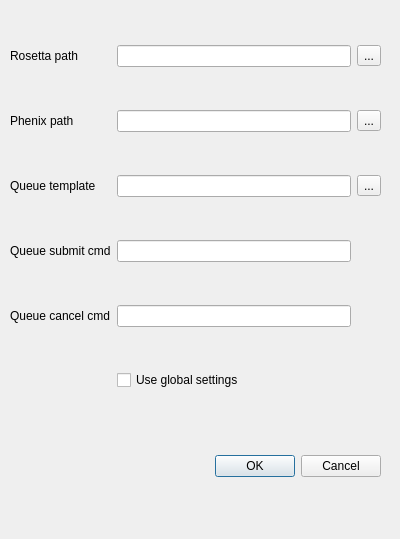
This is rosem/settings.ui in fmi-basel/RosEM as Qt 5 draws it before an edit. The edited form follows.
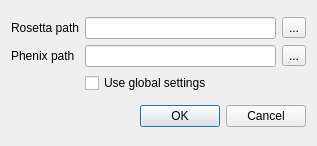
This is the edited form.

The edit to the form file:
```diff
--- a/rosem/settings.ui
+++ b/rosem/settings.ui
@@ -6,46 +6,16 @@
    <rect>
     <x>0</x>
     <y>0</y>
-    <width>400</width>
-    <height>539</height>
+    <width>317</width>
+    <height>146</height>
    </rect>
   </property>
   <property name="windowTitle">
    <string>Dialog</string>
   </property>
-  <widget class="QDialogButtonBox" name="buttonBox">
-   <property name="geometry">
-    <rect>
-     <x>40</x>
-     <y>450</y>
-     <width>341</width>
-     <height>32</height>
-    </rect>
-   </property>
-   <property name="orientation">
-    <enum>Qt::Horizontal</enum>
-   </property>
-   <property name="standardButtons">
-    <set>QDialogButtonBox::Cancel|QDialogButtonBox::Ok</set>
-   </property>
-  </widget>
-  <widget class="QWidget" name="gridLayoutWidget">
-   <property name="geometry">
-    <rect>
-     <x>10</x>
-     <y>8</y>
-     <width>371</width>
-     <height>421</height>
-    </rect>
-   </property>
+  <layout class="QVBoxLayout" name="verticalLayout">
+   <item>
    <layout class="QGridLayout" name="gridLayout">
-    <item row="2" column="0">
-     <widget class="QLabel" name="label_3">
-      <property name="text">
-       <string>Queue template</string>
-      </property>
-     </widget>
-    </item>
     <item row="0" column="1">
      <widget class="QLineEdit" name="lei_settings_rosetta_path"/>
     </item>
@@ -56,36 +26,16 @@
       </property>
      </widget>
     </item>
-    <item row="3" column="0">
-     <widget class="QLabel" name="label_4">
-      <property name="text">
-       <string>Queue submit cmd</string>
-      </property>
-     </widget>
-    </item>
-    <item row="5" column="1">
+     <item row="2" column="1">
      <widget class="QCheckBox" name="chk_settings_global_config">
       <property name="text">
        <string>Use global settings</string>
       </property>
      </widget>
     </item>
-    <item row="3" column="1">
-     <widget class="QLineEdit" name="lei_settings_queue_submit"/>
-    </item>
-    <item row="4" column="1">
-     <widget class="QLineEdit" name="lei_settings_queue_cancel"/>
-    </item>
     <item row="1" column="1">
      <widget class="QLineEdit" name="lei_settings_phenix_path"/>
     </item>
-    <item row="4" column="0">
-     <widget class="QLabel" name="label_5">
-      <property name="text">
-       <string>Queue cancel cmd</string>
-      </property>
-     </widget>
-    </item>
     <item row="1" column="0">
      <widget class="QLabel" name="label_2">
       <property name="text">
@@ -93,9 +43,6 @@
       </property>
      </widget>
     </item>
-    <item row="2" column="1">
-     <widget class="QLineEdit" name="lei_settings_queue_template"/>
-    </item>
     <item row="0" column="2">
      <widget class="QToolButton" name="btn_settings_choose_folder_rosetta">
       <property name="text">
@@ -110,15 +57,19 @@
       </property>
      </widget>
     </item>
-    <item row="2" column="2">
-     <widget class="QToolButton" name="btn_settings_choose_template">
-      <property name="text">
-       <string>...</string>
-      </property>
+    </layout>
+   </item>
+   <item>
+    <widget class="QDialogButtonBox" name="buttonBox">
+     <property name="orientation">
+      <enum>Qt::Horizontal</enum>
+     </property>
+     <property name="standardButtons">
+      <set>QDialogButtonBox::Cancel|QDialogButtonBox::Ok</set>
+     </property>
      </widget>
     </item>
    </layout>
-  </widget>
  </widget>
  <resources/>
  <connections>
```
Lines whose indentation alone changed are shown as unchanged.
